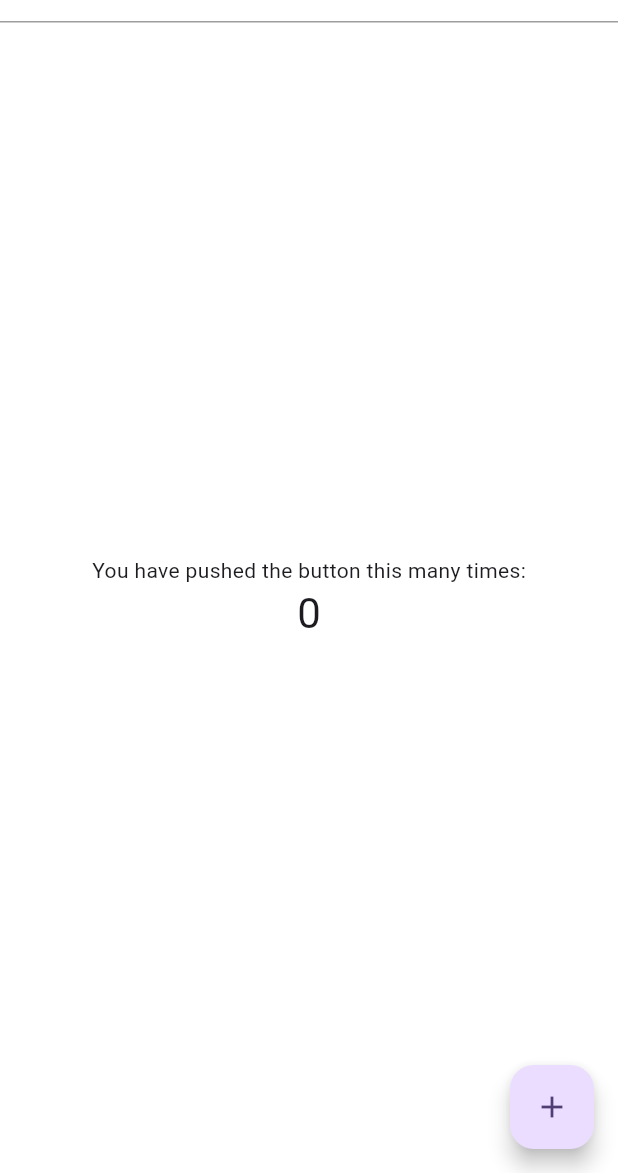
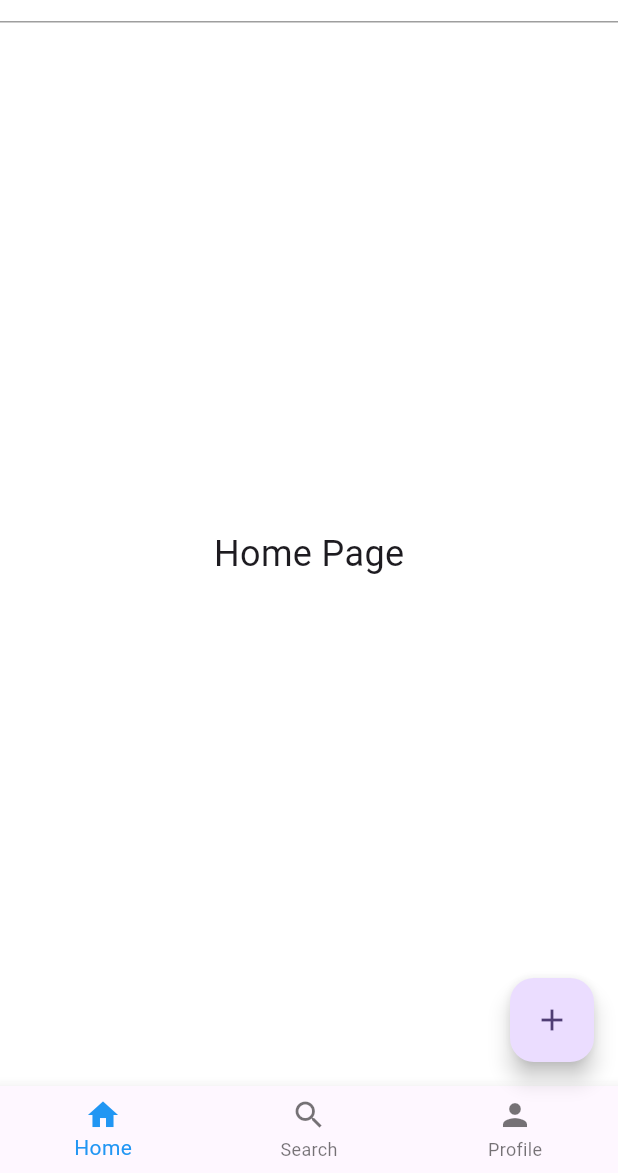
Before and after one commit to fdg2425/whatsapp_ui, a Flutter app: the screen it shows after launch, on a phone screen of 412 x 824 dp, the part 63-1236 px from its top. Run offline on Flutter 3.47's test engine with Material 3 defaults, Android fonts, the phone set to English and light mode, and no system bars.

Commit message:
bottom navigation bar added

```diff
--- a/lib/main.dart
+++ b/lib/main.dart
@@ -32,13 +32,19 @@ class MyHomePage extends StatefulWidget {
 }
 
 class _MyHomePageState extends State<MyHomePage> {
-  int _counter = 0;
+  int _selectedIndex = 0;
 
-  void _incrementCounter() {
-    setState(() {
-      _counter++;
-    });
-  }
+  static final List<Widget> _pages = <Widget>[
+    const Center(child: Text('Home Page', style: TextStyle(fontSize: 24))),
+    const Center(child: Text('Search Page', style: TextStyle(fontSize: 24))),
+    const Center(child: Text('Profile Page', style: TextStyle(fontSize: 24))),
+  ];
+
+  // void _incrementCounter() {
+  //   setState(() {
+  //     _counter++;
+  //   });
+  // }
 
   @override
   Widget build(BuildContext context) {
@@ -138,24 +144,44 @@ class _MyHomePageState extends State<MyHomePage> {
           ),
         ),
       ),
-      body: Center(
-        child: Column(
-          mainAxisAlignment: MainAxisAlignment.center,
-          children: <Widget>[
-            const Text(
-              'You have pushed the button this many times:',
-            ),
-            Text(
-              '$_counter',
-              style: Theme.of(context).textTheme.headlineMedium,
-            ),
-          ],
-        ),
-      ),
+      // body: Center(
+      //   child: Column(
+      //     mainAxisAlignment: MainAxisAlignment.center,
+      //     children: <Widget>[
+      //       if (_selectedIndex == 0)
+      //         const Text(
+      //           'This is the Home Page',
+      //         ),
+      //       if (_selectedIndex == 1)
+      //         const Text(
+      //           'This is the Search Page',
+      //         ),
+      //       // Text(
+      //       //   '$_selectedIndex',
+      //       //   style: Theme.of(context).textTheme.headlineMedium,
+      //       // ),
+      //     ],
+      //   ),
+      // ),
+      body: _pages[_selectedIndex],
       floatingActionButton: FloatingActionButton(
-        onPressed: _incrementCounter,
+        onPressed: () {},
         tooltip: 'Increment',
         child: const Icon(Icons.add),
+      ),
+      bottomNavigationBar: BottomNavigationBar(
+        items: const [
+          BottomNavigationBarItem(icon: Icon(Icons.home), label: 'Home'),
+          BottomNavigationBarItem(icon: Icon(Icons.search), label: 'Search'),
+          BottomNavigationBarItem(icon: Icon(Icons.person), label: 'Profile'),
+        ],
+        currentIndex: _selectedIndex,
+        selectedItemColor: Colors.blue,
+        onTap: (value) {
+          setState(() {
+            _selectedIndex = value;
+          });
+        },
       ),
     );
   }
```
